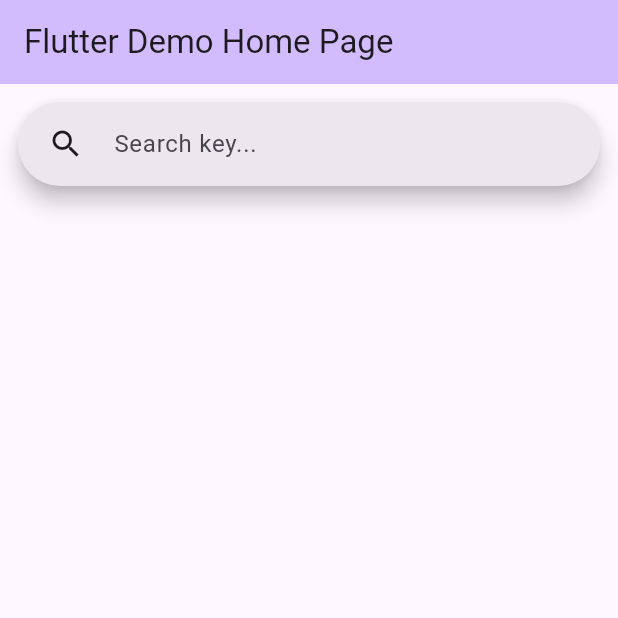
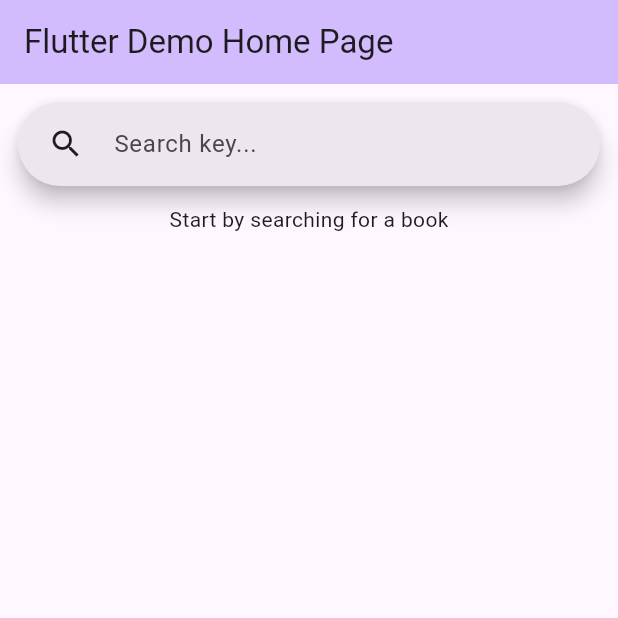
Before and after one commit to C4lopsitta/Flutter_Bookshelf, a Flutter app: the screen it shows after launch, on a phone screen of 412 x 824 dp, the top half of it. Run offline on Flutter 3.47's test engine with Material 3 defaults, Android fonts, the phone set to English and light mode, and no system bars; our stand-ins replace barcode_widget, flutter_rating_bar, share_plus; missing offline and left inert: barcode_image.

```diff
--- a/lib/dialogs.dart
+++ b/lib/dialogs.dart
@@ -1,5 +1,8 @@
+import 'package:barcode_image/barcode_image.dart';
 import 'package:flutter/material.dart';
 import 'package:barcode_widget/barcode_widget.dart';
+import 'package:image/image.dart' as img;
+import 'package:share_plus/share_plus.dart';
 
 class Dialogs {
   static Future<void> isbnDialog(BuildContext context,
--- a/lib/main.dart
+++ b/lib/main.dart
@@ -55,23 +55,13 @@ class _MyHomePageState extends State<MyHomePage> {
         child: Column(
             children: [
               Padding(
-                padding: EdgeInsets.all(12),
+                padding: const EdgeInsets.all(12),
                 child: SearchBar(
                   controller: _searchController,
                   hintText: "Search key...",
                   onSubmitted: (String key) { findBook(); },
                   leading: IconButton(onPressed: findBook, icon: const Icon(Icons.search),),
                 ),
-                    // TextField(
-                    //   controller: _searchController,
-                    //   decoration: const InputDecoration(
-                    //     label: Text("Search..."),
-                    //     hintText: "Book title...",
-                    //     border: OutlineInputBorder(),
-                    //     prefixIcon: Icon(Icons.search, size: 48)
-                    //   ),
-                    // ),
-                    // IconButton(onPressed: findBook, icon: const Icon(Icons.search))
               ),
               if(_result.isNotEmpty && _books != null)
                 Column(
@@ -81,8 +71,14 @@ class _MyHomePageState extends State<MyHomePage> {
                 )
               else
                 if(_hasSearched)
+                  Container(
+                    alignment: Alignment.center,
+                    height: MediaQuery.sizeOf(context).height - 64,
+                    child: const CircularProgressIndicator(),
+                  )
+                else
                   const Center(
-                    child: CircularProgressIndicator(),
+                    child: Text("Start by searching for a book")
                   )
             ],
 
@@ -92,14 +88,17 @@ class _MyHomePageState extends State<MyHomePage> {
   }
 
   Future findBook() async {
+    String key = _searchController.text;
+    if(key.isEmpty) {
+      setState(() {
+        _books = [];
+      });
+      return;
+    }
+
     setState(() { _hasSearched = true; _result = ""; });
     const domain = "www.googleapis.com";
     const path = "/books/v1/volumes";
-
-    String key = _searchController.text;
-    if(key.isEmpty) {
-
-    }
 
     Map<String, dynamic> params = {'q': key};
     Uri uri = Uri.https(domain, path, params);
--- a/pubspec.yaml
+++ b/pubspec.yaml
@@ -32,9 +32,13 @@ dependencies:
     sdk: flutter
   http: any
   barcode_widget: any
+  barcode_image: any
   url_launcher: any
   share_plus: any
-  #  fluttertoast: ^8.2.4
+#  image: any
+  flutter_rating_bar: ^4.0.1
+#  flutter_cache_manager: any
+#  fluttertoast: ^8.2.4
 
 
 
```
Also changed, not shown: lib/bookdetail.dart (+28 -8 lines), pubspec.lock.
